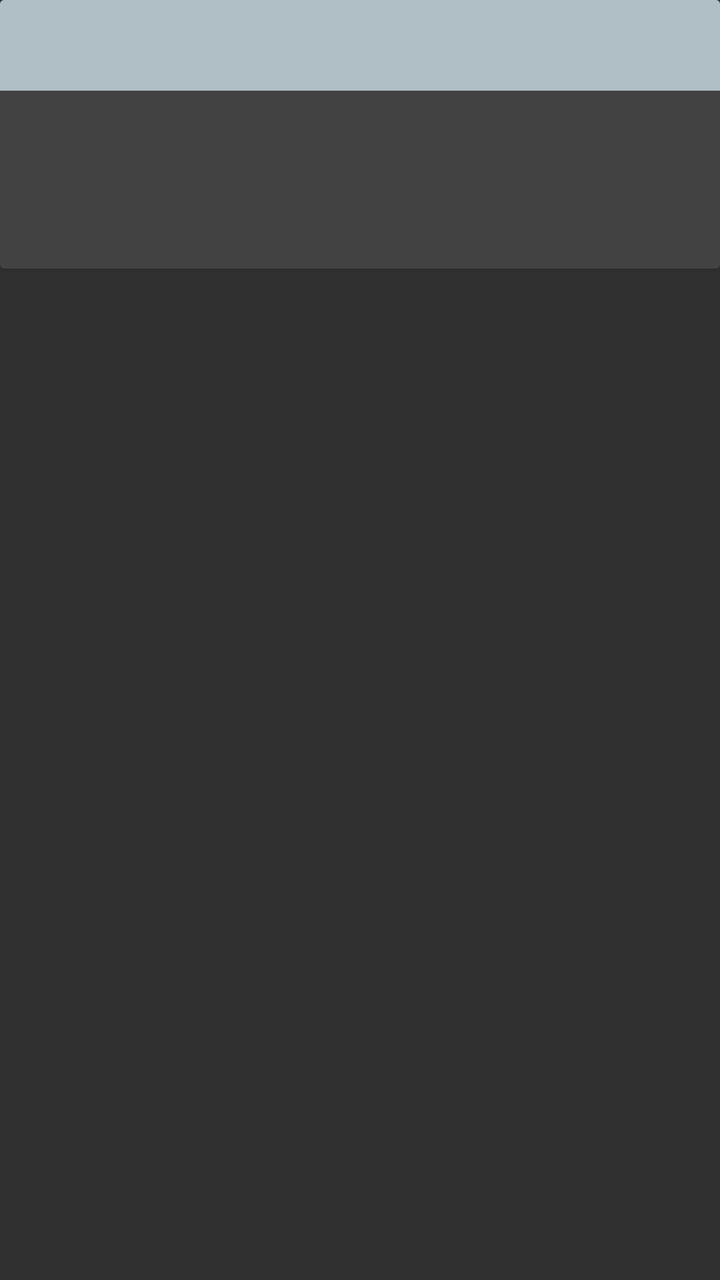
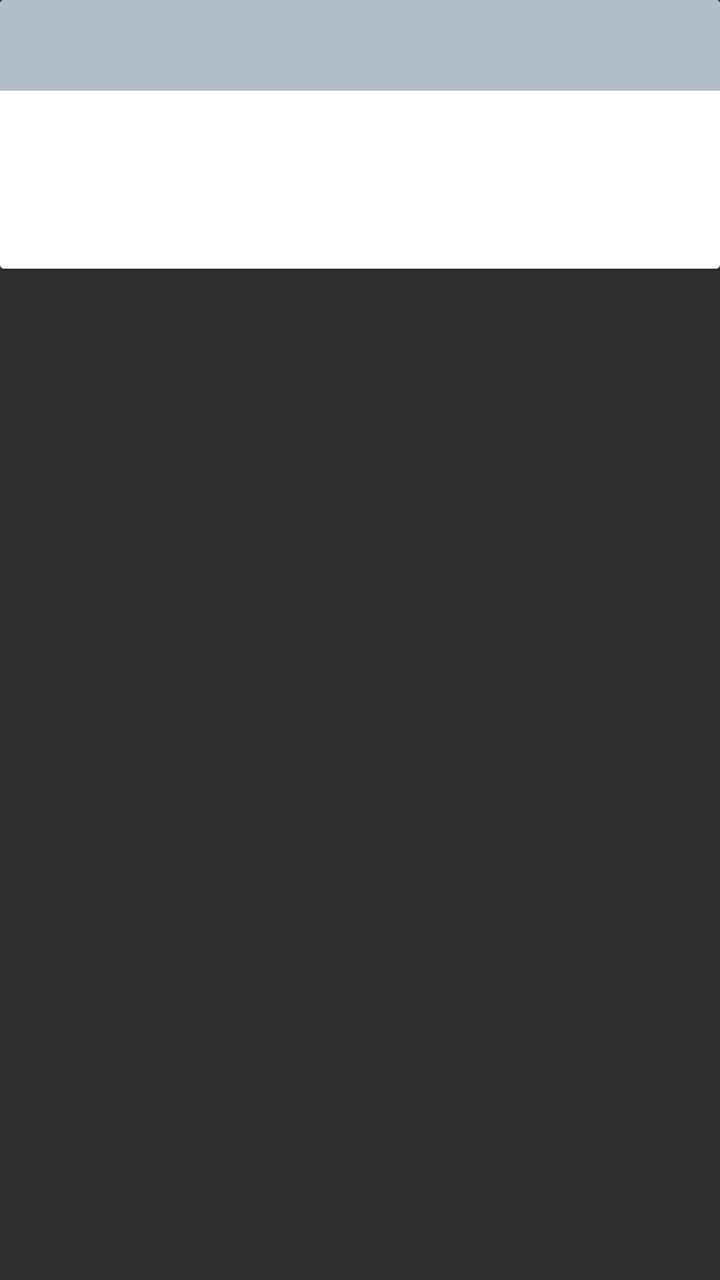

The first picture is an Android layout as it rendered before a commit; the second is the same layout after the commit. The layout source and the unified diff follow.
<!-- AndroidManifest.xml: application theme AppTheme -->
<!-- res/layout/cardview_modules.xml -->
<LinearLayout xmlns:android="http://schemas.android.com/apk/res/android"
    android:layout_width="match_parent" android:layout_height="match_parent"
    android:paddingBottom="8dp">
    <android.support.v7.widget.CardView
        android:layout_width="match_parent"
        android:layout_height="wrap_content"
        android:id="@+id/cardview_modules">
        <LinearLayout
            android:layout_width="match_parent"
            android:layout_height="wrap_content"
            android:orientation="vertical"
            >
            <LinearLayout
                android:layout_width="match_parent"
                android:layout_height="wrap_content"
                android:padding="8dp"
                android:orientation="vertical"
                android:background="@color/cardview_title_bg"
                >
                <TextView
                    android:layout_width="wrap_content"
                    android:layout_height="wrap_content"
                    android:id="@+id/cardview_modules_name"
                    android:textSize="@dimen/cardview_title_text_size"
                    android:textColor="@color/primary_material_dark" />
            </LinearLayout>
            <LinearLayout
                android:layout_width="match_parent"
                android:layout_height="wrap_content"
                android:padding="16dp"
                android:orientation="vertical"
                >
                <TextView
                    android:layout_width="wrap_content"
                    android:layout_height="wrap_content"
                    android:id="@+id/cardview_modules_desc"
                    android:textColor="@color/primary_material_dark" />
                <TextView
                    android:layout_width="wrap_content"
                    android:layout_height="wrap_content"
                    android:id="@+id/cardview_modules_version"
                    android:textColor="@color/primary_material_dark" />
                <TextView
                    android:layout_width="wrap_content"
                    android:layout_height="wrap_content"
                    android:id="@+id/cardview_modules_author"
                    android:textColor="@color/primary_material_dark" />
            </LinearLayout>
        </LinearLayout>
    </android.support.v7.widget.CardView>
</LinearLayout>
<!-- resources referenced by this layout -->
<resources>
  <item name="cardview_title_bg" type="color">#b0bec5</item>
  <dimen name="cardview_title_text_size">22sp</dimen>
  <style name="AppTheme" parent="Theme.AppCompat.NoActionBar">
          
          <item name="windowActionBar">false</item>
          <item name="windowNoTitle">true</item>
      </style>
</resources>

<!-- the commit's change to res/layout/cardview_modules.xml (unified diff, before → after) -->
@@ -1,5 +1,6 @@
 <LinearLayout xmlns:android="http://schemas.android.com/apk/res/android"
-    android:layout_width="match_parent" android:layout_height="match_parent"
+    android:layout_width="match_parent"
+    android:layout_height="wrap_content"
     android:paddingBottom="8dp">
     <android.support.v7.widget.CardView
         android:layout_width="match_parent"
@@ -9,6 +10,7 @@
             android:layout_width="match_parent"
             android:layout_height="wrap_content"
             android:orientation="vertical"
+            android:background="@color/cardview_bg"
             >
             <LinearLayout
                 android:layout_width="match_parent"
<!-- resource entries referenced after the edit -->
@@ -1,5 +1,6 @@
 <!-- resources referenced by this layout -->
 <resources>
+  <item name="cardview_bg" type="color">#ffffff</item>
   <item name="cardview_title_bg" type="color">#b0bec5</item>
   <dimen name="cardview_title_text_size">22sp</dimen>
   <style name="AppTheme" parent="Theme.AppCompat.NoActionBar">
